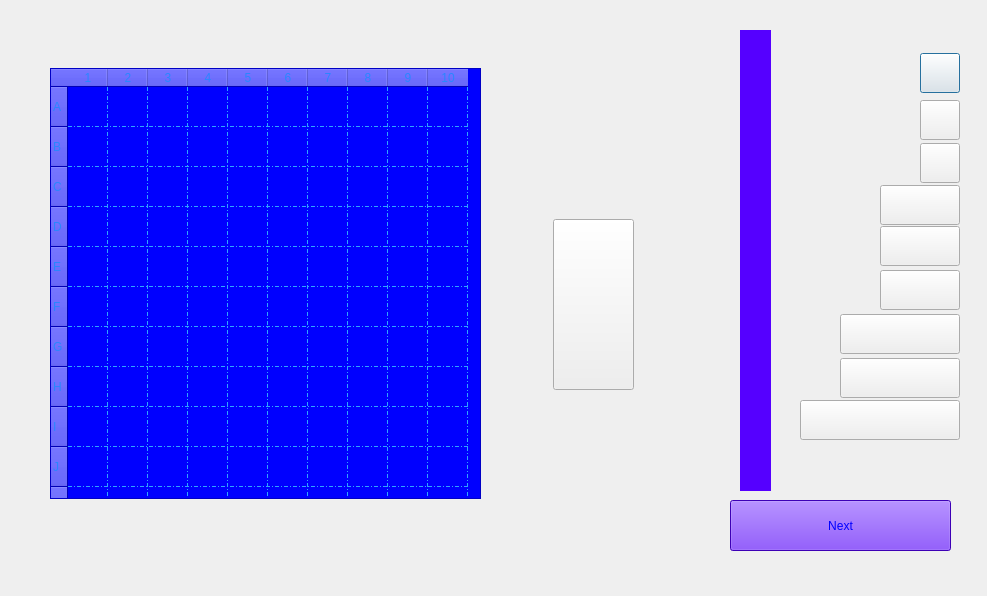
First picture: the form in dialogsetgameboard.ui, repository pouya-prh/Battle_Ship, before the edit.
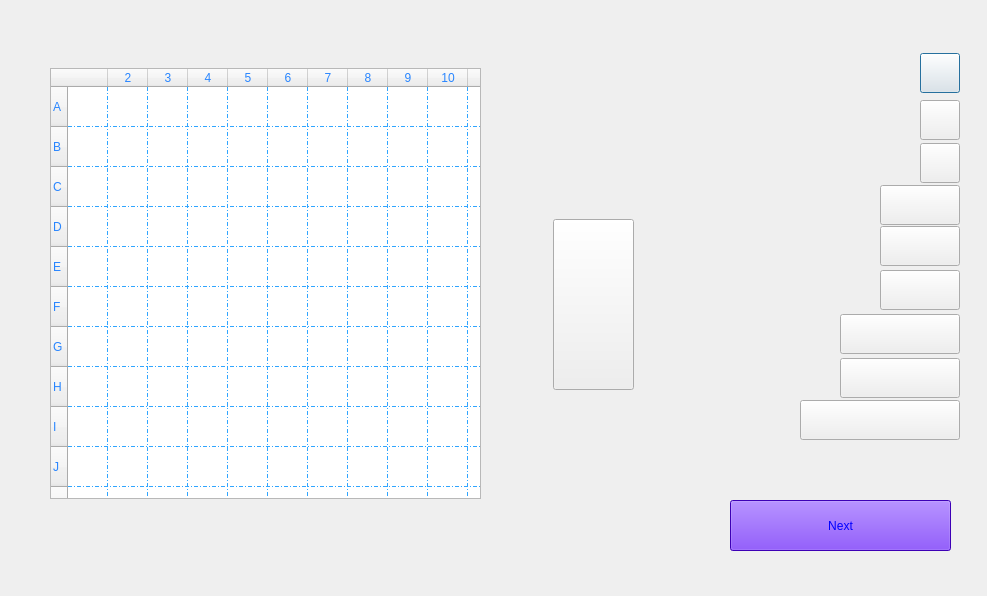
Second picture: the form after the edit. Icons and pictures are not drawn. Custom widgets are drawn as their Qt base class.

What changed in the file:
```diff
--- a/dialogsetgameboard.ui
+++ b/dialogsetgameboard.ui
@@ -21,6 +21,9 @@
    <string notr="true">background-image: url(:/Recommended Source Files/Recommended Source Files/Images/Back.jpg);</string>
   </property>
   <widget class="GameBoard" name="tableWidget">
+   <property name="enabled">
+    <bool>true</bool>
+   </property>
    <property name="geometry">
     <rect>
      <x>50</x>
@@ -49,9 +52,9 @@
    </property>
    <property name="styleSheet">
     <string notr="true">font: 15pt &quot;BYRIL_Sea_Battle2&quot;;
-background-color: rgb(0, 0, 255);
+
 color: rgb(41, 134, 255);
-background-image: url(:/Recommended Source Files/Recommended Source Files/Images/WhiteBackG.png);
+
 selection-background-color: rgb(0, 170, 255);
 
 gridline-color: rgb(48, 165, 255);</string>
@@ -92,11 +95,14 @@
    <property name="gridStyle">
     <enum>Qt::DashDotLine</enum>
    </property>
+   <property name="cornerButtonEnabled">
+    <bool>false</bool>
+   </property>
    <property name="rowCount">
     <number>11</number>
    </property>
    <property name="columnCount">
-    <number>10</number>
+    <number>11</number>
    </property>
    <attribute name="horizontalHeaderMinimumSectionSize">
     <number>40</number>
@@ -166,6 +172,11 @@
     </property>
    </row>
    <row/>
+   <column>
+    <property name="text">
+     <string/>
+    </property>
+   </column>
    <column/>
    <column/>
    <column/>
@@ -176,12 +187,12 @@
    <column/>
    <column/>
    <column/>
-   <item row="0" column="0">
+   <item row="0" column="1">
     <property name="text">
      <string/>
     </property>
    </item>
-   <item row="3" column="2">
+   <item row="3" column="3">
     <property name="text">
      <string/>
     </property>
@@ -432,26 +443,6 @@
     <string>Next</string>
    </property>
   </widget>
-  <widget class="QLabel" name="label">
-   <property name="geometry">
-    <rect>
-     <x>740</x>
-     <y>30</y>
-     <width>31</width>
-     <height>461</height>
-    </rect>
-   </property>
-   <property name="styleSheet">
-    <string notr="true">background-image: url(:/Recommended Source Files/Recommended Source Files/Images/WhiteBackG.png);
-background-color: rgb(85, 0, 255);
-font: 15pt &quot;BYRIL_Sea_Battle2&quot;;
-color: rgb(0, 0, 255);
-</string>
-   </property>
-   <property name="text">
-    <string/>
-   </property>
-  </widget>
  </widget>
  <customwidgets>
   <customwidget>
```
Left out of the diff: 5 changed lines with no effect on the pictures.
